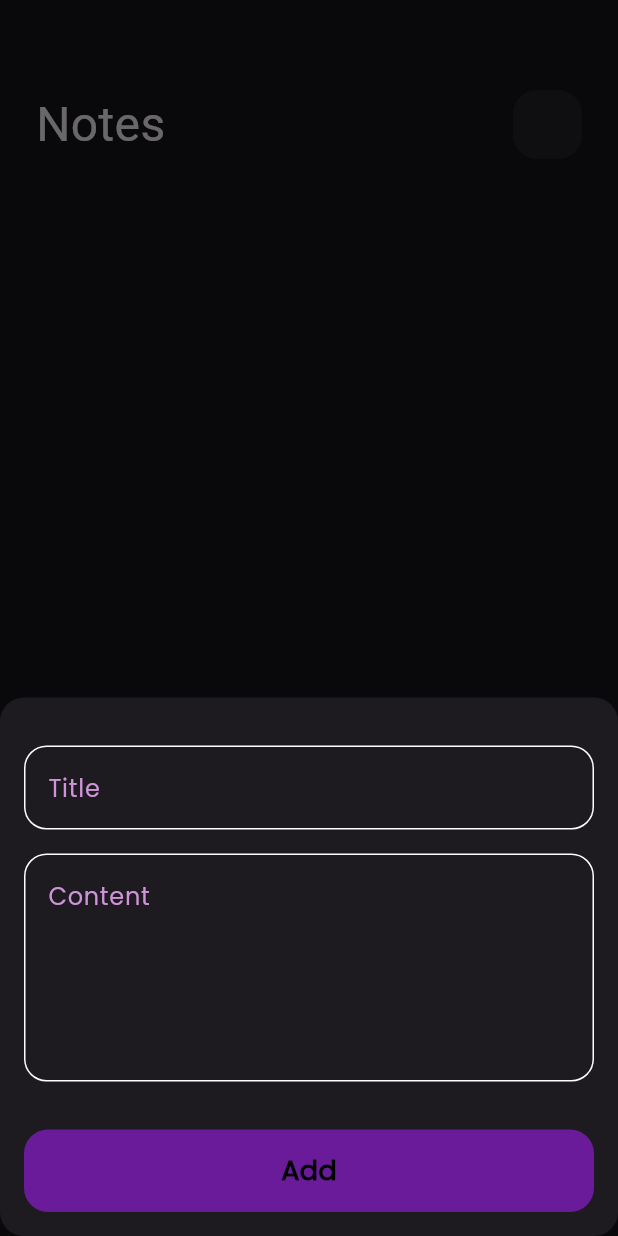
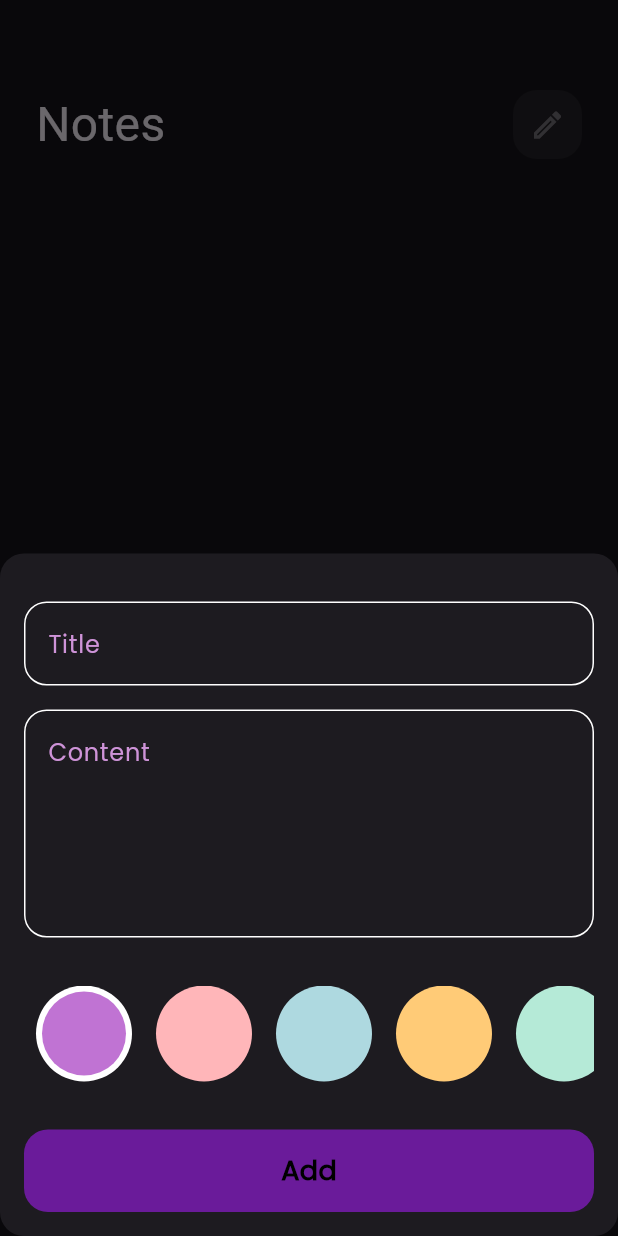
Before and after one commit to Mohamed3li454/note_app, a Flutter app: the screen it shows after launch, after a tap on the "add" icon, on a phone screen of 412 x 824 dp. Run offline on Flutter 3.47's test engine with Material 3 defaults, Android fonts, the phone set to English and light mode, and no system bars; our stand-ins replace bloc, flutter_bloc, google_fonts, hive, hive_flutter; accounts and stored records are empty; Roboto replaces fonts that are missing (Agdasima).

Commit message:
finish this app

```diff
--- /dev/null
+++ b/lib/consts.dart
@@ -0,0 +1,21 @@
+import 'package:flutter/material.dart';
+
+List<Color> colors = const [
+  Color.fromARGB(255, 192, 115, 211),
+  Color(0xffFFB6B9),
+  Color(0xffAED9E0),
+  Color(0xffFFCB77),
+  Color(0xffB5EAD7),
+  Color(0xffFF6B6B),
+  Color(0xffFFE66D),
+  Color(0xffC5E1A5),
+  Color(0xff70A288),
+  Color(0xff7A9E9F),
+  Color(0xffE3E3E3),
+  Color(0xffFF9F71),
+  Color(0xffFF6B6B),
+  Color(0xffFFFB8E),
+  Color(0xff2E86AB),
+  Color(0xffF3B562),
+  Color(0xffF06EAA),
+];
--- a/lib/cubits/add_note_cubit/add_notes_cubit.dart
+++ b/lib/cubits/add_note_cubit/add_notes_cubit.dart
@@ -1,5 +1,6 @@
 // ignore: depend_on_referenced_packages
 import 'package:bloc/bloc.dart';
+import 'package:flutter/material.dart';
 import 'package:hive_flutter/adapters.dart';
 import 'package:note_app/models/note_model.dart';
 
@@ -7,8 +8,9 @@ part 'add_notes_state.dart';
 
 class AddNotesCubit extends Cubit<AddNotesState> {
   AddNotesCubit() : super(NotesInitial());
-
+  Color color = const Color.fromARGB(255, 192, 115, 211);
   addnotes(NoteModel note) async {
+    note.color = color.value;
     emit(AddNoteLoading());
     try {
       var notebox = Hive.box<NoteModel>('notes_box');
--- a/lib/models/note_model.dart
+++ b/lib/models/note_model.dart
@@ -11,7 +11,7 @@ class NoteModel extends HiveObject {
   @HiveField(2)
   final String date;
   @HiveField(3)
-  final int color;
+  int color;
 
   NoteModel(
       {required this.title,
--- a/lib/widgets/add_note_form.dart
+++ b/lib/widgets/add_note_form.dart
@@ -3,6 +3,7 @@ import 'package:flutter_bloc/flutter_bloc.dart';
 import 'package:intl/intl.dart';
 import 'package:note_app/cubits/add_note_cubit/add_notes_cubit.dart';
 import 'package:note_app/models/note_model.dart';
+import 'package:note_app/widgets/colors_list_view.dart';
 import 'package:note_app/widgets/custom_add_button.dart';
 import 'package:note_app/widgets/custom_text_field.dart';
 
@@ -46,6 +47,10 @@ class _FormBodyState extends State<FormBody> {
           const SizedBox(
             height: 32,
           ),
+          const ColorListView(),
+          const SizedBox(
+            height: 32,
+          ),
           BlocBuilder<AddNotesCubit, AddNotesState>(
             builder: (context, state) {
               return CustomAddButton(
--- /dev/null
+++ b/lib/widgets/colors_list_view.dart
@@ -0,0 +1,62 @@
+import 'package:flutter/material.dart';
+import 'package:flutter_bloc/flutter_bloc.dart';
+import 'package:note_app/consts.dart';
+import 'package:note_app/cubits/add_note_cubit/add_notes_cubit.dart';
+
+class ColorItem extends StatelessWidget {
+  const ColorItem({super.key, required this.isActive, required this.color});
+  final bool isActive;
+  final Color color;
+  @override
+  Widget build(BuildContext context) {
+    return isActive
+        ? CircleAvatar(
+            radius: 32,
+            backgroundColor: Colors.white,
+            child: CircleAvatar(
+              backgroundColor: color,
+              radius: 28,
+            ),
+          )
+        : CircleAvatar(
+            backgroundColor: color,
+            radius: 32,
+          );
+  }
+}
+
+class ColorListView extends StatefulWidget {
+  const ColorListView({super.key});
+
+  @override
+  State<ColorListView> createState() => _ColorListViewState();
+}
+
+class _ColorListViewState extends State<ColorListView> {
+  int currentIndex = 0;
+
+  @override
+  Widget build(BuildContext context) {
+    return SizedBox(
+      height: 32 * 2,
+      child: ListView.builder(
+        scrollDirection: Axis.horizontal,
+        itemCount: colors.length,
+        itemBuilder: (context, index) {
+          return Padding(
+            padding: const EdgeInsets.symmetric(horizontal: 8),
+            child: GestureDetector(
+              onTap: () {
+                currentIndex = index;
+                BlocProvider.of<AddNotesCubit>(context).color = colors[index];
+                setState(() {});
+              },
+              child: ColorItem(
+                  isActive: currentIndex == index, color: colors[index]),
+            ),
+          );
+        },
+      ),
+    );
+  }
+}
--- a/lib/widgets/custom_text_field.dart
+++ b/lib/widgets/custom_text_field.dart
@@ -1,6 +1,6 @@
 import 'package:flutter/material.dart';
 
-// ignore: camel_case_types
+// ignore: camel_case_types, must_be_immutable
 class Custom_TextFiald extends StatefulWidget {
   Custom_TextFiald(
       {super.key,
@@ -19,6 +19,7 @@ class Custom_TextFiald extends StatefulWidget {
   State<Custom_TextFiald> createState() => _Custom_TextFialdState();
 }
 
+// ignore: camel_case_types
 class _Custom_TextFialdState extends State<Custom_TextFiald> {
   // ignore: prefer_final_fields
   late TextEditingController _textController;
--- a/lib/widgets/note_view_body.dart
+++ b/lib/widgets/note_view_body.dart
@@ -29,7 +29,7 @@ class _note_view_bodyState extends State<note_view_body> {
           SizedBox(
             height: 60,
           ),
-          custom_appbar(title: "Notes"),
+          custom_appbar(title: "Notes", icon: Icons.mode_edit_outlined),
           Expanded(
             child: NotesListView(),
           )
```
Also changed, not shown: lib/widgets/custom_add_note.dart (+19 -0 lines), lib/widgets/custom_note_card.dart (+26 -3 lines), lib/widgets/edit_view_body.dart (+80 -1 lines).
